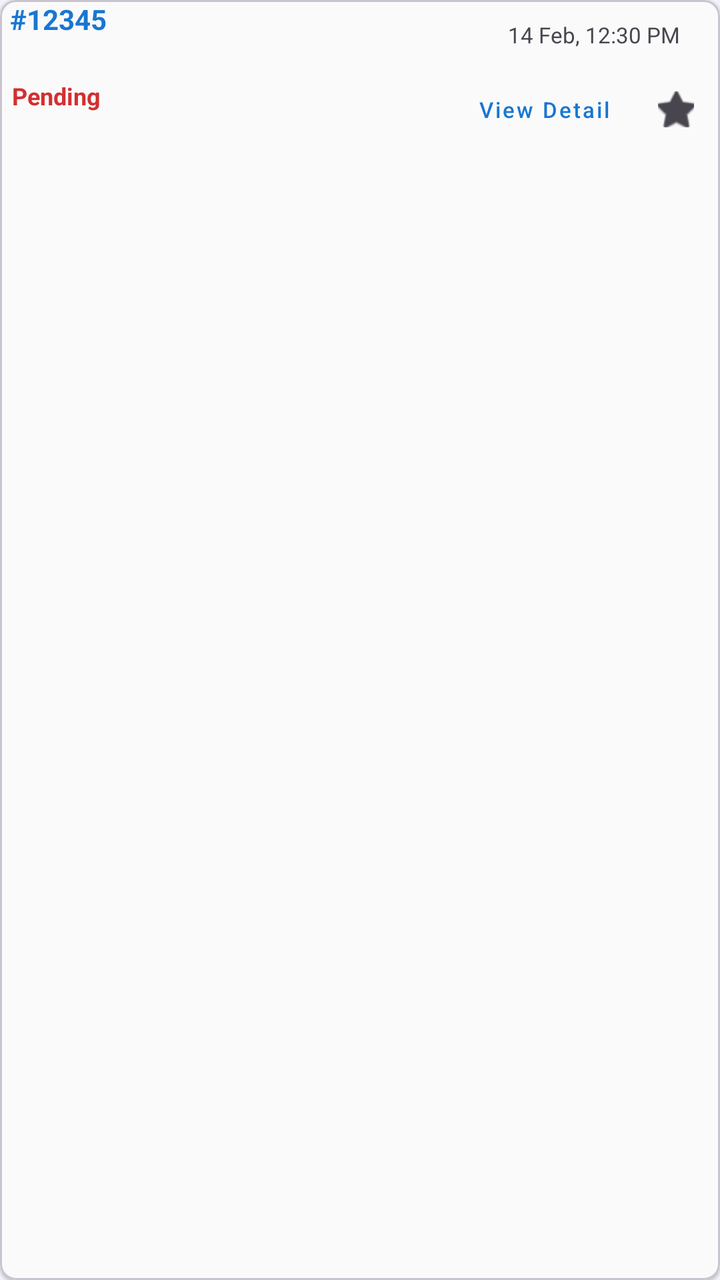
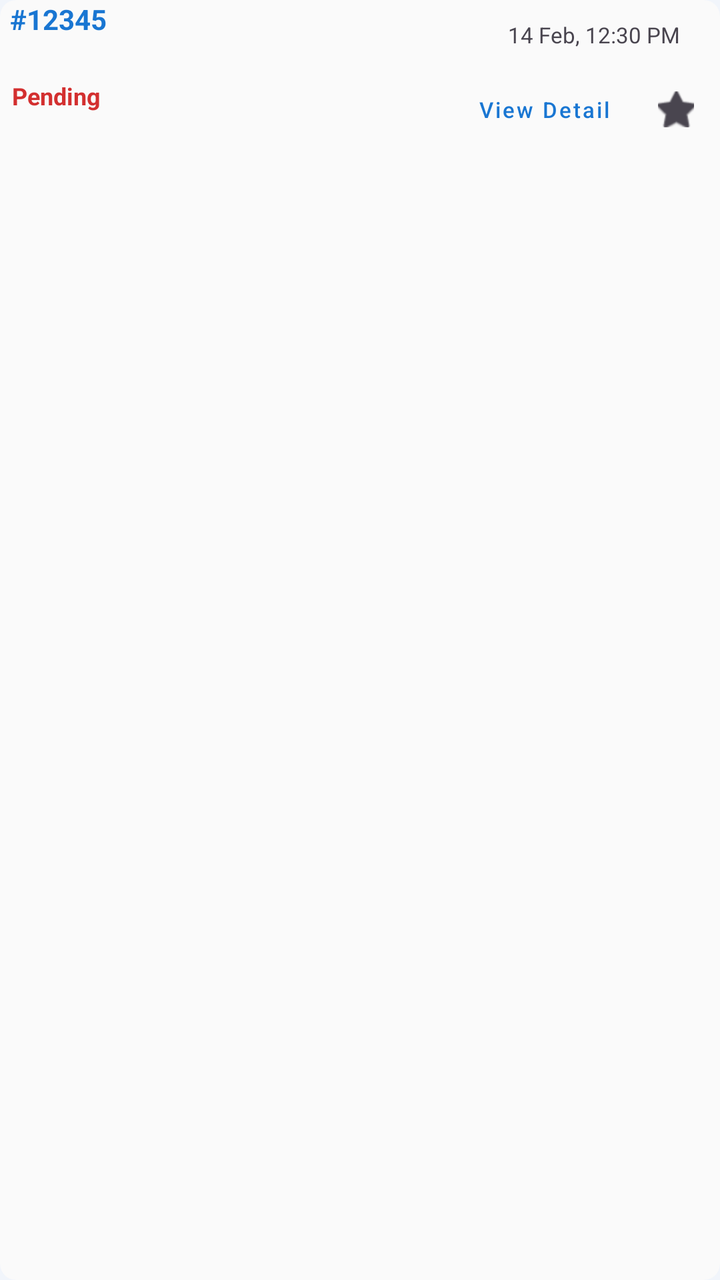

Two renders of the same Android screen: before a commit and after it. Below are the layout's source before the change and the commit's diff.
<!-- AndroidManifest.xml: application theme Theme.Urbanfix -->
<!-- res/layout/item_complaints.xml -->
<?xml version="1.0" encoding="utf-8"?>
<com.google.android.material.card.MaterialCardView
    xmlns:android="http://schemas.android.com/apk/res/android"
    xmlns:app="http://schemas.android.com/apk/res-auto"
    xmlns:tools="http://schemas.android.com/tools"
    android:layout_width="match_parent"
    android:layout_height="wrap_content"
    android:layout_marginHorizontal="2dp"
    android:layout_marginVertical="2dp"
    app:cardCornerRadius="8dp"
    app:cardElevation="1dp"
    android:foreground="?attr/selectableItemBackground">

    <androidx.constraintlayout.widget.ConstraintLayout
        android:layout_width="match_parent"
        android:layout_height="wrap_content">
        <TextView
            android:id="@+id/tvComplaintId"
            android:layout_width="wrap_content"
            android:layout_height="wrap_content"
            android:layout_marginLeft="5dp"
            android:text="#12345"
            android:textColor="?attr/colorPrimary"
            android:textSize="14sp"
            android:textStyle="bold"
            app:layout_constraintStart_toStartOf="parent"
            app:layout_constraintTop_toTopOf="parent" />

        <TextView
            android:id="@+id/tvDateTime"
            android:layout_width="wrap_content"
            android:layout_height="wrap_content"
            android:paddingTop="10dp"
            android:paddingRight="20dp"
            android:text="14 Feb, 12:30 PM"
            android:textColor="?android:attr/textColorSecondary"
            android:textSize="11sp"
            app:layout_constraintEnd_toEndOf="parent"
            app:layout_constraintTop_toTopOf="parent" />

        <TextView
            android:id="@+id/tvStatus"
            android:layout_width="wrap_content"
            android:layout_height="wrap_content"
            android:layout_marginTop="6dp"
            android:paddingHorizontal="6dp"
            android:paddingVertical="1dp"
            android:text="Pending"
            android:textColor="#D32F2F"
            android:textSize="12sp"
            android:textStyle="bold"
            app:layout_constraintBottom_toBottomOf="parent"
            app:layout_constraintStart_toStartOf="parent"
            app:layout_constraintTop_toBottomOf="@+id/tvComplaintId" />

        <CheckBox
            android:id="@+id/ivStar"
            android:layout_width="24dp"
            android:layout_height="24dp"
            android:background="@null"
            android:button="@android:drawable/btn_star_big_off"
            android:buttonTint="?attr/colorPrimary"
            android:layout_marginEnd="10dp"
            android:scaleX="0.75"
            android:scaleY="0.75"
            app:layout_constraintBottom_toBottomOf="parent"
            app:layout_constraintEnd_toEndOf="parent"
            app:layout_constraintTop_toTopOf="@+id/tvStatus" />

        <com.google.android.material.button.MaterialButton
            android:id="@+id/btnViewDetail"
            style="@style/Widget.MaterialComponents.Button.TextButton"
            android:layout_width="wrap_content"
            android:layout_height="32dp"
            android:minHeight="0dp"
            android:layout_marginEnd="10dp"
            android:insetTop="0dp"
            android:insetBottom="0dp"
            android:text="View Detail"
            android:textAllCaps="false"
            android:textSize="11sp"
            app:layout_constraintBottom_toBottomOf="@+id/ivStar"
            app:layout_constraintEnd_toStartOf="@+id/ivStar"
            app:layout_constraintTop_toTopOf="@+id/ivStar" />

    </androidx.constraintlayout.widget.ConstraintLayout>
</com.google.android.material.card.MaterialCardView>
<!-- resources referenced by this layout -->
<resources>
  <style name="Theme.Urbanfix" parent="Base.Theme.Urbanfix" />
  <style name="Base.Theme.Urbanfix" parent="Theme.Material3.DayNight.NoActionBar">
          <item name="colorPrimary">#1976D2</item>
          <item name="colorOnPrimary">#FFFFFF</item>
          <item name="colorSecondary">#42A5F5</item>
          <item name="colorOnSecondary">#FFFFFF</item>
  
          <item name="android:statusBarColor">#1976D2</item>
          <item name="android:windowLightStatusBar">false</item>
  
          <item name="android:windowBackground">@color/google_lavender_blue</item>
          <item name="colorSurface">@color/dark_white_card</item>
          <item name="colorOnSurface">#212121</item>
          <item name="colorSurfaceVariant">#ECEFF1</item>
  
          <item name="elevationOverlayEnabled">false</item>
  
          <item name="android:textSize">16sp</item>
      </style>
  <color name="google_lavender_blue">#F1F5FB</color>
  <color name="dark_white_card">#FAFAFA</color>
</resources>

<!-- the commit's change to res/layout/item_complaints.xml (unified diff, before → after) -->
@@ -6,9 +6,10 @@
     android:layout_width="match_parent"
     android:layout_height="wrap_content"
     android:layout_marginHorizontal="2dp"
-    android:layout_marginVertical="2dp"
+    android:layout_marginVertical="1dp"
     app:cardCornerRadius="8dp"
-    app:cardElevation="1dp"
+    app:cardElevation="0dp"
+    app:strokeWidth="0dp"
     android:foreground="?attr/selectableItemBackground">
 
     <androidx.constraintlayout.widget.ConstraintLayout
